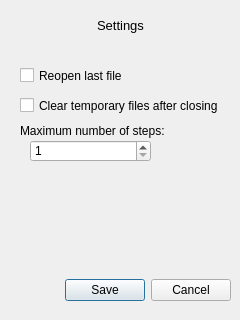
Before: the Qt Designer form src/gui/settingswindow.ui in Kaifolog/TME, drawn with Qt 5.
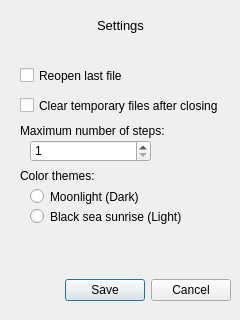
After: the same form once the commit is applied.

Commit message: feat(gui): adds theme selection to settings menu

```diff
--- a/src/gui/settingswindow.ui
+++ b/src/gui/settingswindow.ui
@@ -127,6 +127,45 @@
     <string>Maximum number of steps:</string>
    </property>
   </widget>
+  <widget class="QLabel" name="label_2">
+   <property name="geometry">
+    <rect>
+     <x>20</x>
+     <y>165</y>
+     <width>201</width>
+     <height>21</height>
+    </rect>
+   </property>
+   <property name="text">
+    <string>Color themes:</string>
+   </property>
+  </widget>
+  <widget class="QRadioButton" name="moonlight_theme_radioButton">
+   <property name="geometry">
+    <rect>
+     <x>30</x>
+     <y>186</y>
+     <width>181</width>
+     <height>21</height>
+    </rect>
+   </property>
+   <property name="text">
+    <string>Moonlight (Dark)</string>
+   </property>
+  </widget>
+  <widget class="QRadioButton" name="bss_theme_radioButton">
+   <property name="geometry">
+    <rect>
+     <x>30</x>
+     <y>206</y>
+     <width>171</width>
+     <height>21</height>
+    </rect>
+   </property>
+   <property name="text">
+    <string>Black sea sunrise (Light)</string>
+   </property>
+  </widget>
  </widget>
  <resources/>
  <connections>
```
The commit also changes 4 other files.
